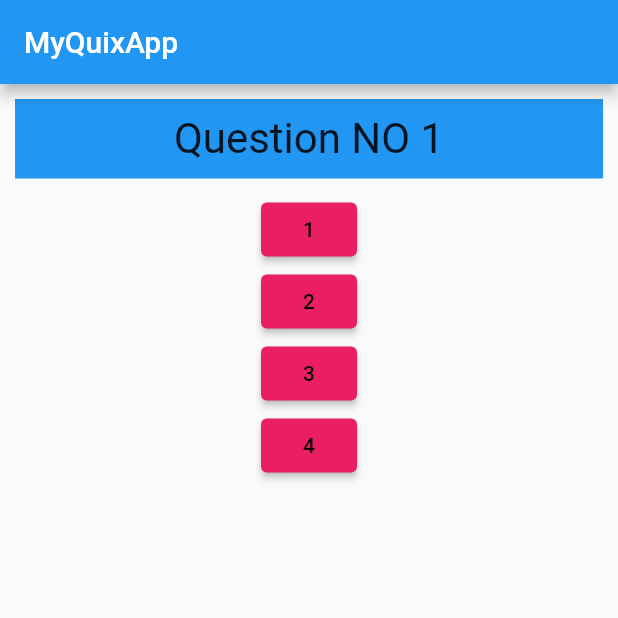
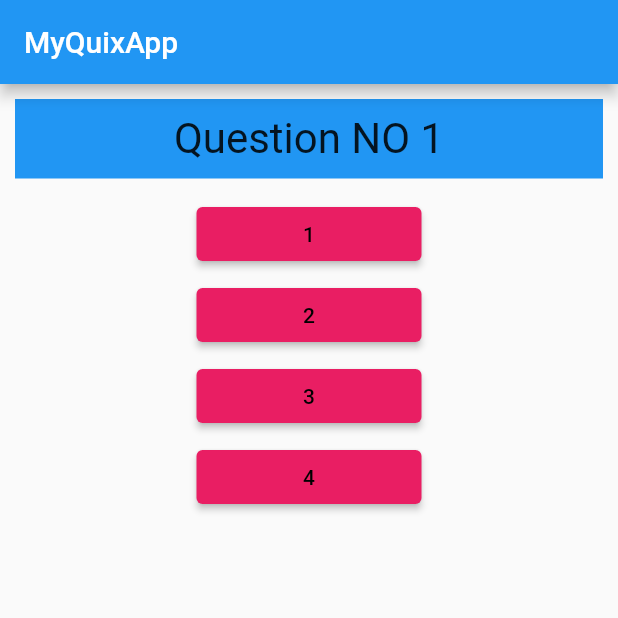
Before and after one commit to AbdulRehman7269/QuizAppbyFlutter, a Flutter app: the screen it shows after launch, on a phone screen of 412 x 824 dp, the top half of it. Run offline on Flutter 3.47's test engine with Material 2 defaults, Android fonts, the phone set to English and light mode, and no system bars.

Commit message:
add code for answer button size

```diff
--- a/lib/answer.dart
+++ b/lib/answer.dart
@@ -6,7 +6,10 @@ class Answer extends StatelessWidget {
  Answer(this.selectHandler, this.answerText);
   @override
   Widget build(BuildContext context) {
-    return Container( child:
+    return Container(
+      width: 150,
+      margin: EdgeInsets.all(3),
+      child:
       ElevatedButton(
         style: ButtonStyle(
           backgroundColor: MaterialStateProperty.all(Colors.pink),
```
